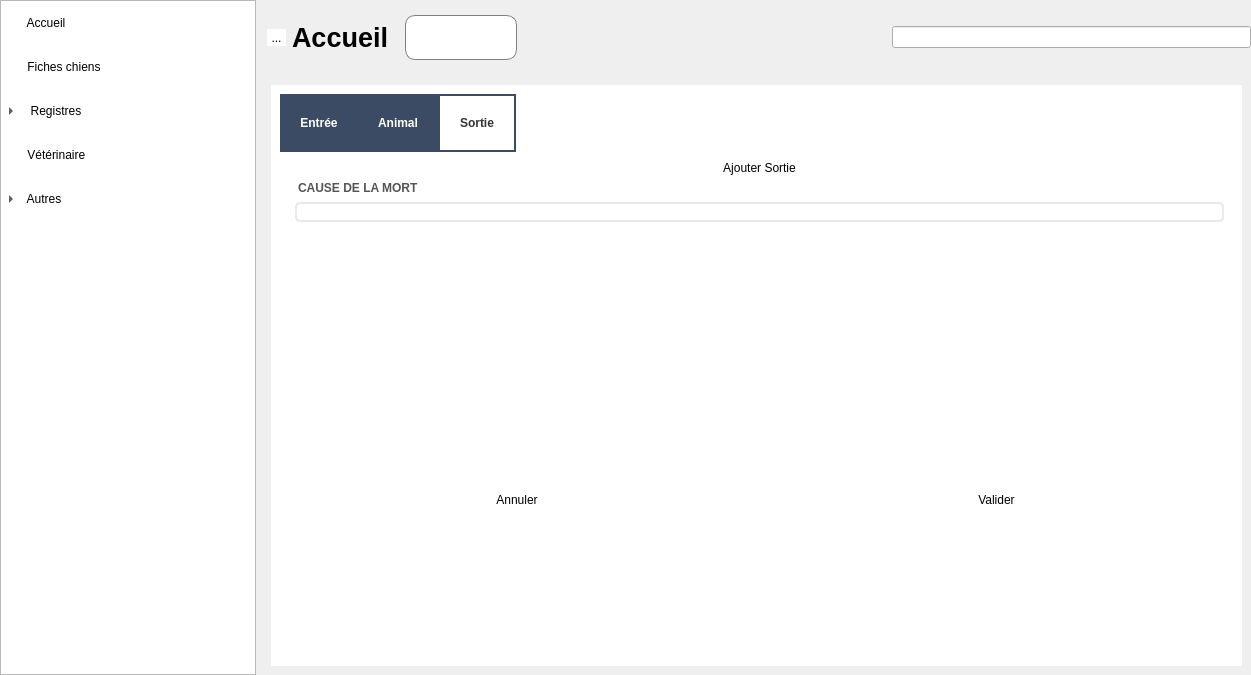
The window that mainwindow.ui (ArtAuc/mkrescue) describes before a commit, drawn with Qt 5.
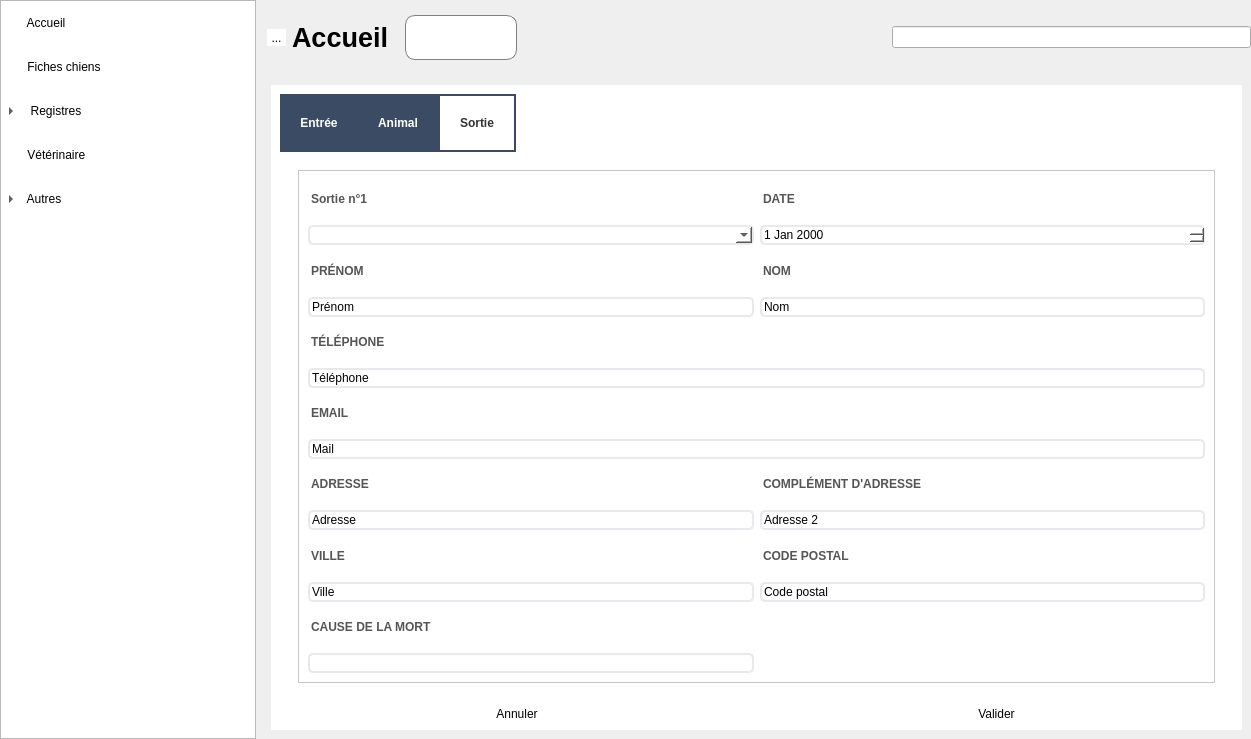
The same window after the commit. The open tabs and pages were chosen to show the change. Icons and pictures are not drawn. Custom widgets are drawn as their Qt base class.

Commit message: View for first destination (ES)

What changed in the file:
```diff
--- a/mainwindow.ui
+++ b/mainwindow.ui
@@ -7,7 +7,7 @@
     <x>0</x>
     <y>0</y>
     <width>1251</width>
-    <height>675</height>
+    <height>739</height>
    </rect>
   </property>
   <property name="palette">
@@ -598,7 +598,7 @@
         </widget>
         <widget class="EditPage" name="editPage">
          <property name="styleSheet">
-          <string notr="true">QTabWidget, QStackedWidget{
+          <string notr="true">QTabWidget, QStackedWidget, QScrollArea{
 	border:none;
 	background-color:white;
 }
@@ -1017,28 +1017,267 @@
                  <attribute name="title">
                   <string>Sortie</string>
                  </attribute>
-                 <layout class="QFormLayout" name="formLayout">
-                  <item row="0" column="1">
-                   <widget class="QPushButton" name="addDestButton">
-                    <property name="text">
-                     <string>Ajouter Sortie</string>
+                 <layout class="QVBoxLayout" name="verticalLayout_11">
+                  <item>
+                   <widget class="QScrollArea" name="scrollArea">
+                    <property name="widgetResizable">
+                     <bool>true</bool>
                     </property>
+                    <widget class="QWidget" name="scrollAreaWidgetContents">
+                     <property name="geometry">
+                      <rect>
+                       <x>0</x>
+                       <y>0</y>
+                       <width>919</width>
+                       <height>466</height>
+                      </rect>
+                     </property>
+                     <property name="sizePolicy">
+                      <sizepolicy hsizetype="Preferred" vsizetype="Preferred">
+                       <horstretch>0</horstretch>
+                       <verstretch>0</verstretch>
+                      </sizepolicy>
+                     </property>
+                     <property name="styleSheet">
+                      <string notr="true">background-color:white;</string>
+                     </property>
+                     <layout class="QVBoxLayout" name="verticalLayout_7">
+                      <item>
+                       <widget class="QFrame" name="destTemplate">
+                        <property name="frameShape">
+                         <enum>QFrame::StyledPanel</enum>
+                        </property>
+                        <property name="frameShadow">
+                         <enum>QFrame::Raised</enum>
+                        </property>
+                        <layout class="QGridLayout" name="gridLayout_4">
+                         <item row="4" column="1">
+                          <layout class="QVBoxLayout" name="address2DestEditLayout_3">
+                           <item>
+                            <widget class="QLabel" name="address2DestEditLabel_3">
+                             <property name="text">
+                              <string>COMPLÉMENT D'ADRESSE</string>
+                             </property>
+                            </widget>
+                           </item>
+                           <item>
+                            <widget class="QLineEdit" name="address2DestEdit_3">
+                             <property name="styleSheet">
+                              <string notr="true"/>
+                             </property>
+                             <property name="text">
+                              <string>Adresse 2</string>
+                             </property>
+                            </widget>
+                           </item>
+                          </layout>
+                         </item>
+                         <item row="5" column="1">
+                          <layout class="QVBoxLayout" name="postalCodeDestEditLayout_3">
+                           <item>
+                            <widget class="QLabel" name="postalCodeDestEditLabel_3">
+                             <property name="text">
+                              <string>CODE POSTAL</string>
+                             </property>
+                            </widget>
+                           </item>
+                           <item>
+                            <widget class="QLineEdit" name="postalCodeDestEdit_3">
+                             <property name="text">
+                              <string>Code postal</string>
+                             </property>
+                            </widget>
+                           </item>
+                          </layout>
+                         </item>
+                         <item row="6" column="0">
+                          <layout class="QVBoxLayout" name="deathCauseEditLayout_3">
+                           <item>
+                            <widget class="QLabel" name="deathCauseEditLabel_3">
+                             <property name="text">
+                              <string>CAUSE DE LA MORT</string>
+                             </property>
+                            </widget>
+                           </item>
+                           <item>
+                            <widget class="QLineEdit" name="deathCauseEdit_3"/>
+                           </item>
+                          </layout>
+                         </item>
+                         <item row="3" column="0" colspan="2">
+                          <layout class="QVBoxLayout" name="emailDestEditLayout_3">
+                           <item>
+                            <widget class="QLabel" name="emailDestEditLabel_3">
+                             <property name="text">
+                              <string>EMAIL</string>
+                             </property>
+                            </widget>
+                           </item>
+                           <item>
+                            <widget class="QLineEdit" name="emailDestEdit_3">
+                             <property name="text">
+                              <string>Mail</string>
+                             </property>
+                            </widget>
+                           </item>
+                          </layout>
+                         </item>
+                         <item row="5" column="0">
+                          <layout class="QVBoxLayout" name="cityDestEditLayout_3">
+                           <item>
+                            <widget class="QLabel" name="cityDestEditLabel_3">
+                             <property name="text">
+                              <string>VILLE</string>
+                             </property>
+                            </widget>
+                           </item>
+                           <item>
+                            <widget class="QLineEdit" name="cityDestEdit_3">
+                             <property name="text">
+                              <string>Ville</string>
+                             </property>
+                            </widget>
+                           </item>
+                          </layout>
+                         </item>
+                         <item row="4" column="0">
+                          <layout class="QVBoxLayout" name="addressDestEditLayout_3">
+                           <item>
+                            <widget class="QLabel" name="addressDestEditLabel_3">
+                             <property name="text">
+                              <string>ADRESSE</string>
+                             </property>
+                            </widget>
+                           </item>
+                           <item>
+                            <widget class="QLineEdit" name="addressDestEdit_3">
+                             <property name="text">
+                              <string>Adresse</string>
+                             </property>
+                            </widget>
+                           </item>
+                          </layout>
+                         </item>
+                         <item row="1" column="1">
+                          <layout class="QVBoxLayout" name="lastNameDestEditLayout_3">
+                           <item>
+                            <widget class="QLabel" name="lastNameDestEditLabel_3">
+                             <property name="text">
+                              <string>NOM</string>
+                             </property>
+                            </widget>
+                           </item>
+                           <item>
+                            <widget class="QLineEdit" name="lastNameDestEdit_3">
+                             <property name="text">
+                              <string>Nom</string>
+                             </property>
+                            </widget>
+                           </item>
+                          </layout>
+                         </item>
+                         <item row="0" column="1">
+                          <layout class="QVBoxLayout" name="destDateEditLayout">
+                           <item>
+                            <widget class="QLabel" name="destDateEditLabel">
+                             <property name="text">
+                              <string>DATE</string>
+                             </property>
+                            </widget>
+                           </item>
+                           <item>
+                            <widget class="QDateEdit" name="destDateEdit"/>
+                           </item>
+                          </layout>
+                         </item>
+                         <item row="0" column="0">
+                          <layout class="QVBoxLayout" name="destBoxLayout_3">
+                           <item>
+                            <widget class="QLabel" name="destBoxLabel_3">
+                             <property name="text">
+                              <string>Sortie n°1</string>
+                             </property>
+                            </widget>
+                           </item>
+                           <item>
+                            <widget class="QComboBox" name="destTypeBox">
+                             <item>
+                              <property name="text">
+                               <string/>
+                              </property>
+                             </item>
+                             <item>
+                              <property name="text">
+                               <string>Adoption</string>
+                              </property>
+                             </item>
+                             <item>
+                              <property name="text">
+                               <string>Propriétaire</string>
+                              </property>
+                             </item>
+                             <item>
+                              <property name="text">
+                               <string>Famille d'accueil</string>
+                              </property>
+                             </item>
+                             <item>
+                              <property name="text">
+                               <string>Entrée au refuge</string>
+                              </property>
+                             </item>
+                             <item>
+                              <property name="text">
+                               <string>Mort</string>
+                              </property>
+                             </item>
+                            </widget>
+                           </item>
+                          </layout>
+                         </item>
+                         <item row="2" column="0" colspan="2">
+                          <layout class="QVBoxLayout" name="phoneDestEditLayout_3">
+                           <item>
+                            <widget class="QLabel" name="phoneDestEditLabel_3">
+                             <property name="text">
+                              <string>TÉLÉPHONE</string>
+                             </property>
+                            </widget>
+                           </item>
+                           <item>
+                            <widget class="QLineEdit" name="phoneDestEdit_3">
+                             <property name="text">
+                              <string>Téléphone</string>
+                             </property>
+                            </widget>
+                           </item>
+                          </layout>
+                         </item>
+                         <item row="1" column="0">
+                          <layout class="QVBoxLayout" name="firstNameDestEditLayout_3">
+                           <item>
+                            <widget class="QLabel" name="firstNameDestEditLabel_3">
+                             <property name="text">
+                              <string>PRÉNOM</string>
+                             </property>
+                            </widget>
+                           </item>
+                           <item>
+                            <widget class="QLineEdit" name="firstNameDestEdit_3">
+                             <property name="text">
+                              <string>Prénom</string>
+                             </property>
+                            </widget>
+                           </item>
+                          </layout>
+                         </item>
+                        </layout>
+                       </widget>
+                      </item>
+                     </layout>
+                    </widget>
                    </widget>
                   </item>
-                  <item row="2" column="1">
-                   <layout class="QVBoxLayout" name="deathCauseEditLayout">
-                    <item>
-                     <widget class="QLabel" name="deathCauseEditLabel">
-                      <property name="text">
-                       <string>CAUSE DE LA MORT</string>
-                      </property>
-                     </widget>
-                    </item>
-                    <item>
-                     <widget class="QLineEdit" name="deathCauseEdit"/>
-                    </item>
-                   </layout>
-                  </item>
                  </layout>
                 </widget>
                </widget>
@@ -1061,22 +1300,6 @@
                 </item>
                </layout>
               </item>
-              <item>
-               <spacer name="verticalSpacer">
-                <property name="orientation">
-                 <enum>Qt::Vertical</enum>
-                </property>
-                <property name="sizeType">
-                 <enum>QSizePolicy::Expanding</enum>
-                </property>
-                <property name="sizeHint" stdset="0">
-                 <size>
-                  <width>20</width>
-                  <height>40</height>
-                 </size>
-                </property>
-               </spacer>
-              </item>
              </layout>
             </widget>
             <widget class="QWidget" name="careEditPage"/>
```
Left out of the diff: 19 changed lines with no effect on the pictures. The commit also changes 3 other files.
